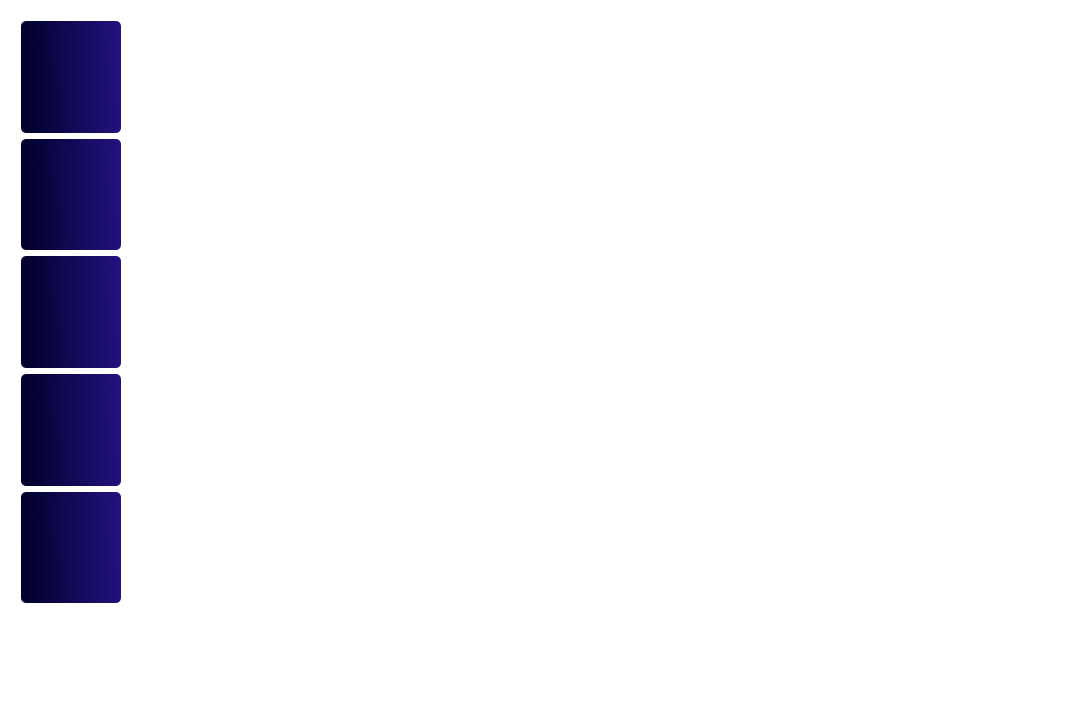
Above: Designer/Widget_main.ui from Kaue-14/PATP_Nivel_2 before the change. Below: the same form after it.
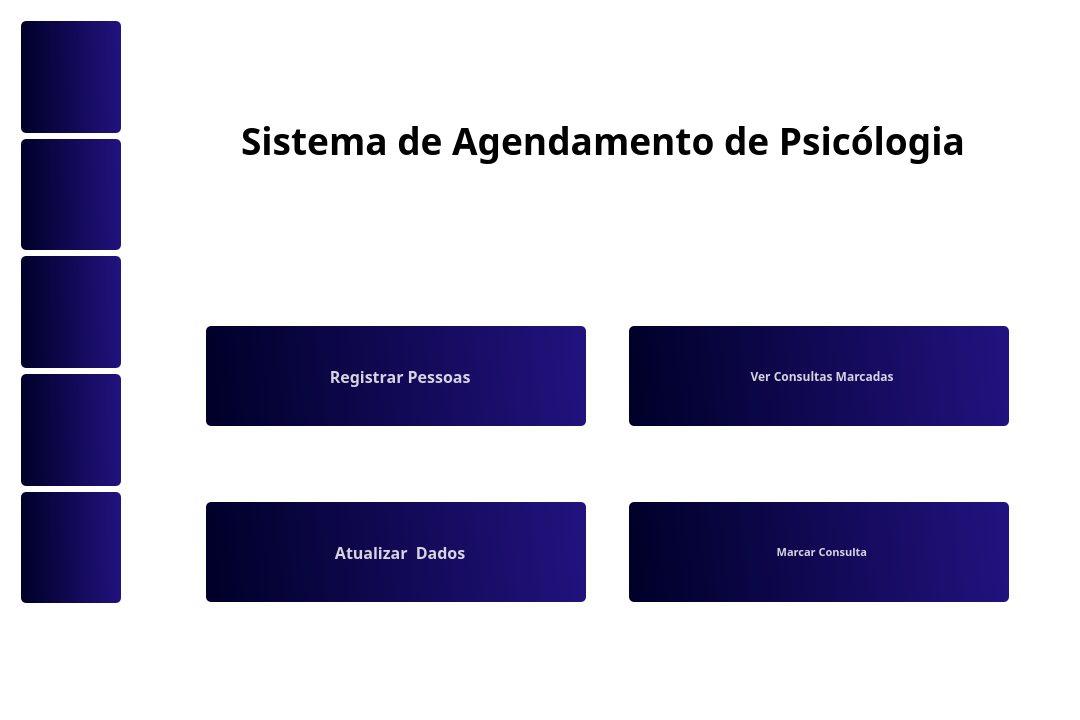
That is the form after the change. Icons and pictures are not drawn.

Commit message:
Mais uma atualizar interface
Agora alterei a pagina inicial para colocar botões e já deixei eles funcionais

Diff of the .ui file:
```diff
--- a/Designer/Widget_main.ui
+++ b/Designer/Widget_main.ui
@@ -336,45 +336,68 @@
        </size>
       </property>
       <layout class="QGridLayout" name="gridLayout">
-       <item row="1" column="2">
-        <spacer name="horizontalSpacer_2">
-         <property name="orientation">
-          <enum>Qt::Horizontal</enum>
-         </property>
-         <property name="sizeHint" stdset="0">
-          <size>
-           <width>40</width>
-           <height>20</height>
-          </size>
-         </property>
-        </spacer>
-       </item>
-       <item row="1" column="0">
+       <item row="2" column="0">
         <spacer name="horizontalSpacer">
          <property name="orientation">
           <enum>Qt::Horizontal</enum>
          </property>
+         <property name="sizeType">
+          <enum>QSizePolicy::MinimumExpanding</enum>
+         </property>
          <property name="sizeHint" stdset="0">
           <size>
-           <width>40</width>
+           <width>60</width>
            <height>20</height>
           </size>
          </property>
         </spacer>
        </item>
-       <item row="1" column="1">
-        <widget class="QLabel" name="label">
+       <item row="2" column="4">
+        <spacer name="horizontalSpacer_2">
+         <property name="orientation">
+          <enum>Qt::Horizontal</enum>
+         </property>
+         <property name="sizeType">
+          <enum>QSizePolicy::MinimumExpanding</enum>
+         </property>
+         <property name="sizeHint" stdset="0">
+          <size>
+           <width>60</width>
+           <height>20</height>
+          </size>
+         </property>
+        </spacer>
+       </item>
+       <item row="0" column="1" colspan="3">
+        <widget class="QLabel" name="title_main">
          <property name="minimumSize">
           <size>
            <width>0</width>
-           <height>0</height>
+           <height>120</height>
           </size>
          </property>
+         <property name="maximumSize">
+          <size>
+           <width>16777215</width>
+           <height>120</height>
+          </size>
+         </property>
+         <property name="font">
+          <font>
+           <family>JetBrains Mono</family>
+           <pointsize>28</pointsize>
+           <weight>75</weight>
+           <bold>true</bold>
+          </font>
+         </property>
+         <property name="styleSheet">
+          <string notr="true">background-color: rgb(255, 255, 255, 0);</string>
+         </property>
          <property name="text">
-          <string/>
+          <string>Sistema de Agendamento de Psicólogia</string>
          </property>
-         <property name="pixmap">
-          <pixmap>Main Image Sistema.jpg</pixmap>
+         <property name="textFormat">
+          <enum>Qt::AutoText</enum>
          </property>
          <property name="scaledContents">
           <bool>true</bool>
@@ -382,30 +405,292 @@
          <property name="alignment">
           <set>Qt::AlignCenter</set>
          </property>
+         <property name="wordWrap">
+          <bool>true</bool>
+         </property>
         </widget>
        </item>
-       <item row="0" column="1">
-        <spacer name="verticalSpacer">
-         <property name="orientation">
-          <enum>Qt::Vertical</enum>
-         </property>
-         <property name="sizeHint" stdset="0">
-          <size>
-           <width>20</width>
-           <height>40</height>
-          </size>
-         </property>
-        </spacer>
-       </item>
-       <item row="2" column="1">
+       <item row="3" column="1">
         <spacer name="verticalSpacer_2">
          <property name="orientation">
           <enum>Qt::Vertical</enum>
          </property>
+         <property name="sizeType">
+          <enum>QSizePolicy::Fixed</enum>
+         </property>
          <property name="sizeHint" stdset="0">
           <size>
            <width>20</width>
-           <height>40</height>
+           <height>10</height>
+          </size>
+         </property>
+        </spacer>
+       </item>
+       <item row="1" column="1">
+        <spacer name="verticalSpacer">
+         <property name="orientation">
+          <enum>Qt::Vertical</enum>
+         </property>
+         <property name="sizeType">
+          <enum>QSizePolicy::Fixed</enum>
+         </property>
+         <property name="sizeHint" stdset="0">
+          <size>
+           <width>20</width>
+           <height>60</height>
+          </size>
+         </property>
+        </spacer>
+       </item>
+       <item row="2" column="2">
+        <spacer name="horizontalSpacer_9">
+         <property name="orientation">
+          <enum>Qt::Horizontal</enum>
+         </property>
+         <property name="sizeType">
+          <enum>QSizePolicy::Fixed</enum>
+         </property>
+         <property name="sizeHint" stdset="0">
+          <size>
+           <width>40</width>
+           <height>20</height>
+          </size>
+         </property>
+        </spacer>
+       </item>
+       <item row="2" column="1">
+        <widget class="QPushButton" name="Button_register_main">
+         <property name="minimumSize">
+          <size>
+           <width>380</width>
+           <height>0</height>
+          </size>
+         </property>
+         <property name="maximumSize">
+          <size>
+           <width>16777215</width>
+           <height>100</height>
+          </size>
+         </property>
+         <property name="font">
+          <font>
+           <family>JetBrains Mono</family>
+           <pointsize>12</pointsize>
+           <weight>75</weight>
+           <bold>true</bold>
+          </font>
+         </property>
+         <property name="styleSheet">
+          <string notr="true">QPushButton{
+	background-color: qlineargradient(spread:pad, x1:0, y1:0.505682, x2:1, y2:0.477, stop:0 rgb(0, 0, 41), stop:1 rgb(34, 18, 127));
+	color:rgba(255, 255, 255, 210);
+	border-radius:5px;
+}
+
+QPushButton:hover{
+	background-color: qlineargradient(spread:pad, x1:0, y1:0.505682, x2:1, y2:0.477, stop:0 rgb(17, 9, 84), stop:1 rgb(67, 36, 212));
+}
+
+QPushButton:pressed{
+	background-color: qlineargradient(spread:pad, x1:0, y1:0.505682, x2:1, y2:0.477, stop:0 rgb(34, 18, 127), stop:1 rgb(0, 0, 41));
+}</string>
+         </property>
+         <property name="text">
+          <string>  Registrar Pessoas</string>
+         </property>
+         <property name="icon">
+          <iconset>
+           <normaloff>register_icon.png</normaloff>register_icon.png</iconset>
+         </property>
+         <property name="iconSize">
+          <size>
+           <width>70</width>
+           <height>70</height>
+          </size>
+         </property>
+        </widget>
+       </item>
+       <item row="4" column="1">
+        <widget class="QPushButton" name="Button_update_main">
+         <property name="minimumSize">
+          <size>
+           <width>380</width>
+           <height>0</height>
+          </size>
+         </property>
+         <property name="maximumSize">
+          <size>
+           <width>16777215</width>
+           <height>100</height>
+          </size>
+         </property>
+         <property name="font">
+          <font>
+           <family>JetBrains Mono</family>
+           <pointsize>12</pointsize>
+           <weight>75</weight>
+           <bold>true</bold>
+          </font>
+         </property>
+         <property name="styleSheet">
+          <string notr="true">QPushButton{
+	background-color: qlineargradient(spread:pad, x1:0, y1:0.505682, x2:1, y2:0.477, stop:0 rgb(0, 0, 41), stop:1 rgb(34, 18, 127));
+	color:rgba(255, 255, 255, 210);
+	border-radius:5px;
+}
+
+QPushButton:hover{
+	background-color: qlineargradient(spread:pad, x1:0, y1:0.505682, x2:1, y2:0.477, stop:0 rgb(17, 9, 84), stop:1 rgb(67, 36, 212));
+}
+
+QPushButton:pressed{
+	background-color: qlineargradient(spread:pad, x1:0, y1:0.505682, x2:1, y2:0.477, stop:0 rgb(34, 18, 127), stop:1 rgb(0, 0, 41));
+}</string>
+         </property>
+         <property name="text">
+          <string>  Atualizar  Dados</string>
+         </property>
+         <property name="icon">
+          <iconset>
+           <normaloff>user_icon_update.png</normaloff>user_icon_update.png</iconset>
+         </property>
+         <property name="iconSize">
+          <size>
+           <width>70</width>
+           <height>70</height>
+          </size>
+         </property>
+         <property name="autoDefault">
+          <bool>false</bool>
+         </property>
+         <property name="default">
+          <bool>false</bool>
+         </property>
+         <property name="flat">
+          <bool>false</bool>
+         </property>
+        </widget>
+       </item>
+       <item row="2" column="3">
+        <widget class="QPushButton" name="Button_view_main">
+         <property name="minimumSize">
+          <size>
+           <width>380</width>
+           <height>0</height>
+          </size>
+         </property>
+         <property name="maximumSize">
+          <size>
+           <width>16777215</width>
+           <height>100</height>
+          </size>
+         </property>
+         <property name="font">
+          <font>
+           <family>JetBrains Mono</family>
+           <weight>75</weight>
+           <bold>true</bold>
+          </font>
+         </property>
+         <property name="styleSheet">
+          <string notr="true">QPushButton{
+	background-color: qlineargradient(spread:pad, x1:0, y1:0.505682, x2:1, y2:0.477, stop:0 rgb(0, 0, 41), stop:1 rgb(34, 18, 127));
+	color:rgba(255, 255, 255, 210);
+	border-radius:5px;
+}
+
+QPushButton:hover{
+	background-color: qlineargradient(spread:pad, x1:0, y1:0.505682, x2:1, y2:0.477, stop:0 rgb(17, 9, 84), stop:1 rgb(67, 36, 212));
+}
+
+QPushButton:pressed{
+	background-color: qlineargradient(spread:pad, x1:0, y1:0.505682, x2:1, y2:0.477, stop:0 rgb(34, 18, 127), stop:1 rgb(0, 0, 41));
+}</string>
+         </property>
+         <property name="text">
+          <string>  Ver Consultas Marcadas</string>
+         </property>
+         <property name="icon">
+          <iconset>
+           <normaloff>consulta_icon.png</normaloff>consulta_icon.png</iconset>
+         </property>
+         <property name="iconSize">
+          <size>
+           <width>70</width>
+           <height>70</height>
+          </size>
+         </property>
+        </widget>
+       </item>
+       <item row="4" column="3">
+        <widget class="QPushButton" name="Button_make_main">
+         <property name="minimumSize">
+          <size>
+           <width>380</width>
+           <height>0</height>
+          </size>
+         </property>
+         <property name="maximumSize">
+          <size>
+           <width>16777215</width>
+           <height>100</height>
+          </size>
+         </property>
+         <property name="font">
+          <font>
+           <family>JetBrains Mono</family>
+           <pointsize>8</pointsize>
+           <weight>75</weight>
+           <bold>true</bold>
+           <strikeout>false</strikeout>
+           <kerning>true</kerning>
+          </font>
+         </property>
+         <property name="styleSheet">
+          <string notr="true">QPushButton{
+	background-color: qlineargradient(spread:pad, x1:0, y1:0.505682, x2:1, y2:0.477, stop:0 rgb(0, 0, 41), stop:1 rgb(34, 18, 127));
+	color:rgba(255, 255, 255, 210);
+	border-radius:5px;
+}
+
+QPushButton:hover{
+	background-color: qlineargradient(spread:pad, x1:0, y1:0.505682, x2:1, y2:0.477, stop:0 rgb(17, 9, 84), stop:1 rgb(67, 36, 212));
+}
+
+QPushButton:pressed{
+	background-color: qlineargradient(spread:pad, x1:0, y1:0.505682, x2:1, y2:0.477, stop:0 rgb(34, 18, 127), stop:1 rgb(0, 0, 41));
+}</string>
+         </property>
+         <property name="text">
+          <string>  Marcar Consulta</string>
+         </property>
+         <property name="icon">
+          <iconset>
+           <normaloff>make_icon.png</normaloff>make_icon.png</iconset>
+         </property>
+         <property name="iconSize">
+          <size>
+           <width>70</width>
+           <height>70</height>
+          </size>
+         </property>
+         <property name="autoRepeat">
+          <bool>false</bool>
+         </property>
+        </widget>
+       </item>
+       <item row="5" column="1">
+        <spacer name="verticalSpacer_21">
+         <property name="orientation">
+          <enum>Qt::Vertical</enum>
+         </property>
+         <property name="sizeType">
+          <enum>QSizePolicy::Fixed</enum>
+         </property>
+         <property name="sizeHint" stdset="0">
+          <size>
+           <width>20</width>
+           <height>60</height>
           </size>
          </property>
         </spacer>
```
Left out of the diff: 72 changed lines with no effect on the pictures. The commit also changes 8 other files.
